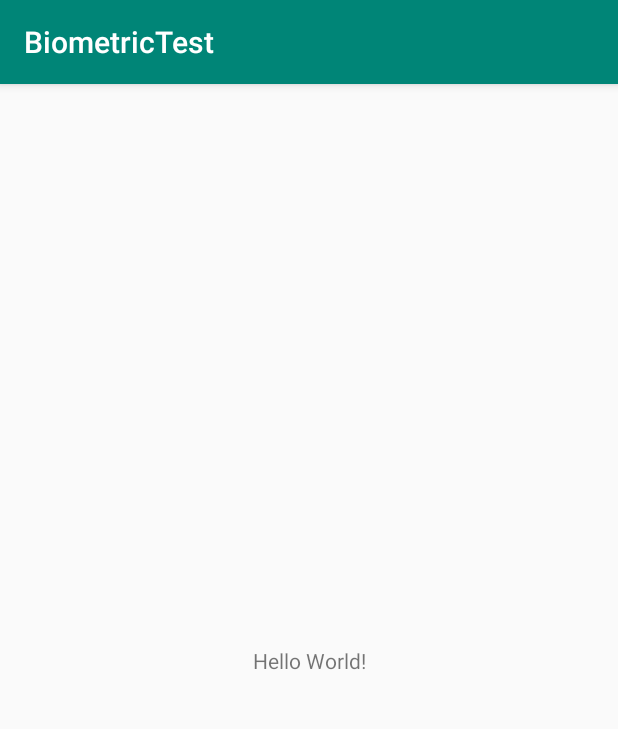
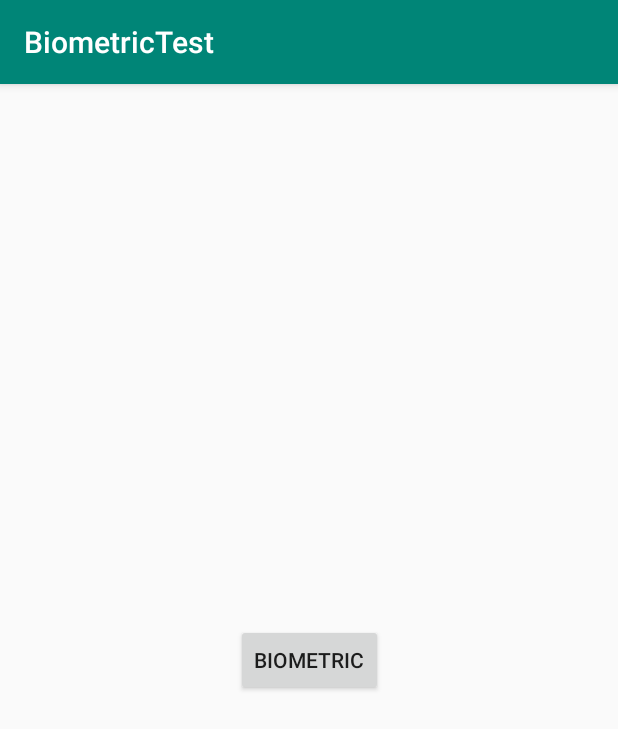
Before and after one commit to ankitbajaj66/BiometricDemo, an Android app: the screen it shows after launch (MainActivity), on a phone screen of 412 x 824 dp. Shown: the top 729 px of the screen. Run offline under Robolectric (Android 15) with nearby library versions, the phone set to English and light mode, and no system bars.

Commit message:
Gradle plugin version

```diff
--- a/app/build.gradle
+++ b/app/build.gradle
@@ -32,4 +32,7 @@ dependencies {
     testImplementation 'junit:junit:4.12'
     androidTestImplementation 'androidx.test.ext:junit:1.1.0'
     androidTestImplementation 'androidx.test.espresso:espresso-core:3.1.1'
+
+    // Biometric
+    implementation 'androidx.biometric:biometric:1.0.1'
 }
--- a/app/src/main/java/com/example/biometrictest/MainActivity.kt
+++ b/app/src/main/java/com/example/biometrictest/MainActivity.kt
@@ -2,11 +2,87 @@ package com.example.biometrictest
 
 import androidx.appcompat.app.AppCompatActivity
 import android.os.Bundle
+import android.util.Log
+import android.widget.Toast
+import androidx.biometric.BiometricManager
+import androidx.biometric.BiometricPrompt
+import androidx.core.content.ContextCompat
+import androidx.core.hardware.fingerprint.FingerprintManagerCompat
+import kotlinx.android.synthetic.main.activity_main.*
+import java.util.concurrent.Executor
 
 class MainActivity : AppCompatActivity() {
+
+    private lateinit var executor: Executor
+    private lateinit var biometricPrompt: BiometricPrompt
+    private lateinit var promptInfo: androidx.biometric.BiometricPrompt.PromptInfo
+    private lateinit var biometricManager: BiometricManager
 
     override fun onCreate(savedInstanceState: Bundle?) {
         super.onCreate(savedInstanceState)
         setContentView(R.layout.activity_main)
+
+        executor = ContextCompat.getMainExecutor(this)
+
+
+        biometricManager = BiometricManager.from(this)
+        checkBioMetricStatus(biometricManager)
+
+        biometricPrompt = BiometricPrompt(this, executor,
+            object : BiometricPrompt.AuthenticationCallback() {
+                override fun onAuthenticationError(
+                    errorCode: Int,
+                    errString: CharSequence
+                ) {
+                    super.onAuthenticationError(errorCode, errString)
+                    Log.i("onAuthenticationError", "Error Code $errorCode ErrorString $errString")
+                    Toast.makeText(
+                        applicationContext,
+                        "Authentication error: $errString", Toast.LENGTH_SHORT
+                    )
+                        .show()
+                }
+
+                override fun onAuthenticationSucceeded(
+                    result: BiometricPrompt.AuthenticationResult
+                ) {
+                    super.onAuthenticationSucceeded(result)
+                    Toast.makeText(
+                        applicationContext,
+                        "Authentication succeeded!", Toast.LENGTH_SHORT
+                    )
+                        .show()
+                }
+
+                override fun onAuthenticationFailed() {
+                    super.onAuthenticationFailed()
+                    Toast.makeText(
+                        applicationContext, "Authentication failed",
+                        Toast.LENGTH_SHORT
+                    )
+                        .show()
+                }
+            })
+
+
+        promptInfo = BiometricPrompt.PromptInfo.Builder()
+            .setTitle("Biometric login for my app")
+            .setSubtitle("Log in using your biometric credential")
+            .setNegativeButtonText("Cancel")
+            .build()
+
+        biometric.setOnClickListener {
+            biometricPrompt.authenticate(promptInfo)
+        }
+
+    }
+
+    fun checkBioMetricStatus(biometricManager: BiometricManager) {
+        when (biometricManager.canAuthenticate()) {
+            BiometricManager.BIOMETRIC_SUCCESS -> Log.i("Biometric status", "App can use biometric")
+            BiometricManager.BIOMETRIC_ERROR_NO_HARDWARE -> Log.i("Biometric status", "Biometric harware problem")
+            BiometricManager.BIOMETRIC_ERROR_HW_UNAVAILABLE -> Log.i("Biometric status", "Biometric feature currently unavailable")
+            BiometricManager.BIOMETRIC_ERROR_NONE_ENROLLED -> Log.i("Biometric status", "Biometric not Enrolled")
+        }
     }
 }
--- a/app/src/main/res/layout/activity_main.xml
+++ b/app/src/main/res/layout/activity_main.xml
@@ -6,10 +6,11 @@
     android:layout_height="match_parent"
     tools:context=".MainActivity">
 
-    <TextView
+    <Button
+        android:id="@+id/biometric"
         android:layout_width="wrap_content"
         android:layout_height="wrap_content"
-        android:text="Hello World!"
+        android:text="BioMetric"
         app:layout_constraintBottom_toBottomOf="parent"
         app:layout_constraintLeft_toLeftOf="parent"
         app:layout_constraintRight_toRightOf="parent"
--- a/build.gradle
+++ b/build.gradle
@@ -8,7 +8,7 @@ buildscript {
 
     }
     dependencies {
-        classpath 'com.android.tools.build:gradle:3.5.2'
+        classpath 'com.android.tools.build:gradle:3.5.1'
         classpath "org.jetbrains.kotlin:kotlin-gradle-plugin:$kotlin_version"
         // NOTE: Do not place your application dependencies here; they belong
         // in the individual module build.gradle files
```
